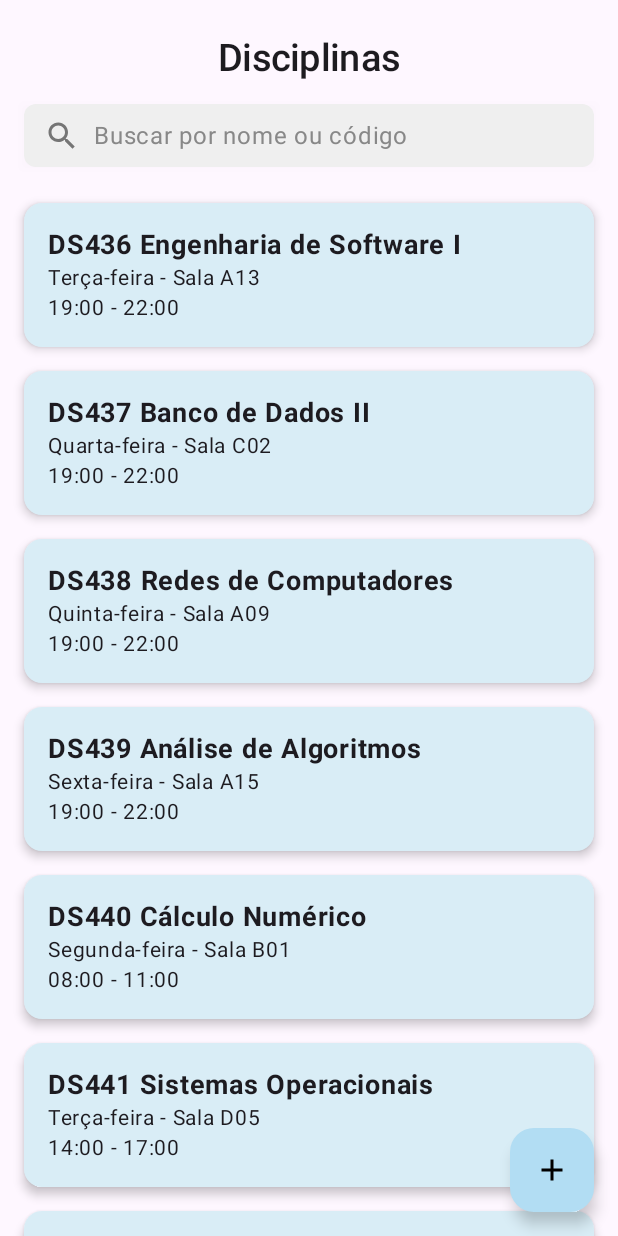
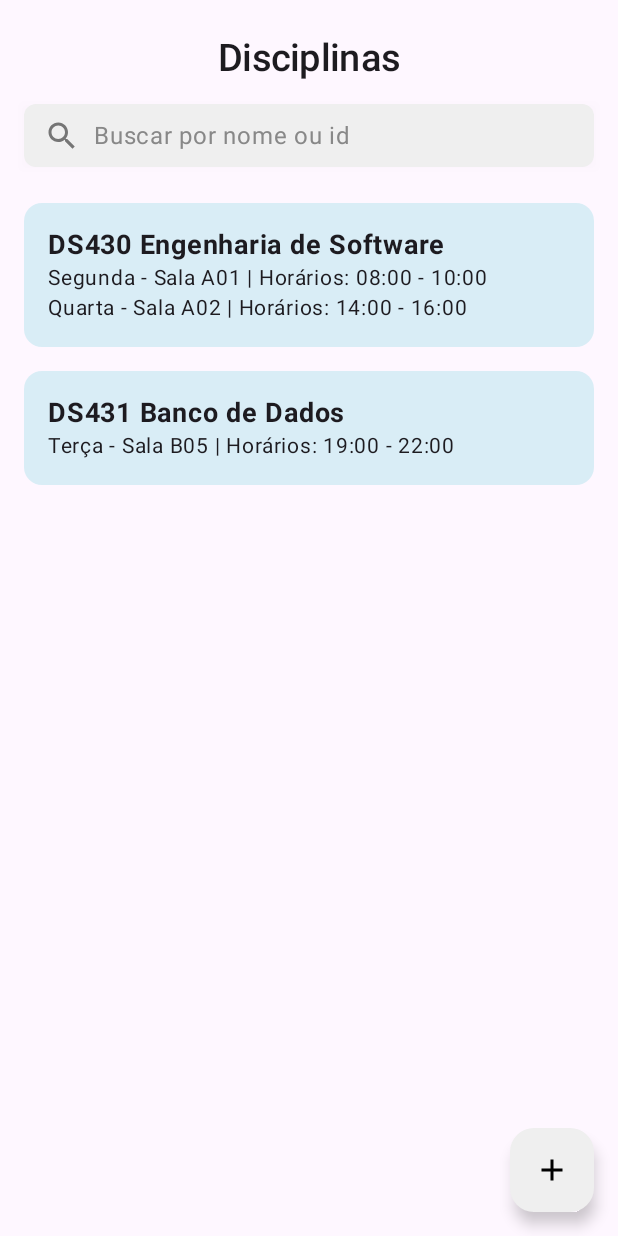
Before and after one commit to vanessabughay/UniHub, an Android app built with Jetpack Compose: the @Preview function ListarDisciplinasScreenPreview, on a phone screen of 412 x 824 dp. Run offline under Robolectric (Android 15) with nearby library versions, the phone set to English and light mode, and no system bars.

Commit message:
listar disciplina screen e viewmodel integrados com o repository

```diff
--- a/UniHub/app/src/main/java/com/example/unihub/ui/ListarDisciplinas/ListarDisciplinasScreen.kt
+++ b/UniHub/app/src/main/java/com/example/unihub/ui/ListarDisciplinas/ListarDisciplinasScreen.kt
@@ -1,79 +1,60 @@
 package com.example.unihub.ui.ListarDisciplinas
 
+import android.os.Build
 import android.widget.Toast
+import androidx.annotation.RequiresExtension
 import androidx.compose.foundation.ExperimentalFoundationApi
-import androidx.compose.foundation.background
 import androidx.compose.foundation.combinedClickable
 import androidx.compose.foundation.layout.*
 import androidx.compose.foundation.lazy.LazyColumn
 import androidx.compose.foundation.lazy.items
-import androidx.compose.foundation.shape.RoundedCornerShape
 import androidx.compose.foundation.text.BasicTextField
 import androidx.compose.material.icons.Icons
 import androidx.compose.material.icons.filled.Add
-import androidx.compose.material.icons.filled.Search
 import androidx.compose.material.icons.filled.Share
 import androidx.compose.material3.*
 import androidx.compose.runtime.*
 import androidx.compose.ui.Alignment
 import androidx.compose.ui.Modifier
-import androidx.compose.ui.draw.shadow
 import androidx.compose.ui.graphics.Color
 import androidx.compose.ui.platform.LocalContext
 import androidx.compose.ui.text.font.FontWeight
 import androidx.compose.ui.tooling.preview.Preview
 import androidx.compose.ui.unit.dp
 import androidx.compose.ui.unit.sp
+import androidx.lifecycle.viewmodel.compose.viewModel // Importando ViewModel
 import com.example.unihub.components.CabecalhoPrincipal
 import com.example.unihub.components.SearchBox
-// O import de 'Disciplina' não é mais usado aqui, mas foi mantido como pediu.
-// A classe 'DisciplinaResumo' foi adicionada abaixo para garantir que o código funcione.
-import com.example.unihub.data.model.Disciplina
-
-data class DisciplinaResumo(
-    val id: String,
-    val nome: String,
-    val dia: String,
-    val sala: String,
-    val horario: String
-)
+import com.example.unihub.data.model.HorarioAula // Importando HorarioAula
+import com.example.unihub.data.repository.DisciplinaRepository // Para o Preview
+import com.example.unihub.data.repository.DisciplinaResumo // Importando o DisciplinaResumo do repositório
 
 // Cores definidas
 val CardBackgroundColor = Color(0xFFD9EDF6)
 val CardBackgroundColorSelected = Color(0xFFB2DDF3)
 
-
+@RequiresExtension(extension = Build.VERSION_CODES.S, version = 7)
 @Composable
 fun ListarDisciplinasScreen(
+    viewModel: ListarDisciplinasViewModel = viewModel(),
     onAddDisciplina: () -> Unit,
     onDisciplinaDoubleClick: (disciplinaId: String) -> Unit
 ) {
     val context = LocalContext.current
-
-    // Lista de disciplinas exemplo
-    val todasDisciplinas = remember {
-        listOf(
-            DisciplinaResumo("DS436", "Engenharia de Software I", "Terça-feira", "A13", "19:00 - 22:00"),
-            DisciplinaResumo("DS437", "Banco de Dados II", "Quarta-feira", "C02", "19:00 - 22:00"),
-            DisciplinaResumo("DS438", "Redes de Computadores", "Quinta-feira", "A09", "19:00 - 22:00"),
-            DisciplinaResumo("DS439", "Análise de Algoritmos", "Sexta-feira", "A15", "19:00 - 22:00"),
-            DisciplinaResumo("DS440", "Cálculo Numérico", "Segunda-feira", "B01", "08:00 - 11:00"),
-            DisciplinaResumo("DS441", "Sistemas Operacionais", "Terça-feira", "D05", "14:00 - 17:00"),
-            DisciplinaResumo("DS442", "Compiladores", "Quarta-feira", "A03", "10:00 - 13:00"),
-            DisciplinaResumo("DS443", "Segurança da Informação", "Quinta-feira", "C10", "19:00 - 22:00"),
-            DisciplinaResumo("DS444", "Inteligência Artificial", "Sexta-feira", "B07", "08:00 - 11:00"),
-            DisciplinaResumo("DS445", "Projeto de Software", "Segunda-feira", "E02", "19:00 - 22:00")
-        )
-    }
+    val disciplinasState by viewModel.disciplinas.collectAsState()
+    val errorMessage by viewModel.errorMessage.collectAsState()
 
     var searchQuery by remember { mutableStateOf("") }
     var idDisciplinaSelecionada by remember { mutableStateOf<String?>(null) }
 
-    // filtro busca
+    errorMessage?.let { message ->
+        Toast.makeText(context, message, Toast.LENGTH_LONG).show()
+    }
+
     val disciplinasFiltradas = if (searchQuery.isBlank()) {
-        todasDisciplinas
+        disciplinasState
     } else {
-        todasDisciplinas.filter {
+        disciplinasState.filter {
             it.nome.contains(searchQuery, ignoreCase = true) ||
                     it.id.contains(searchQuery, ignoreCase = true)
         }
@@ -83,7 +64,7 @@ fun ListarDisciplinasScreen(
         floatingActionButton = {
             FloatingActionButton(
                 onClick = onAddDisciplina,
-                containerColor = CardBackgroundColorSelected,
+                containerColor = Color(0xFFEFEFEF),
                 contentColor = Color.Black
             ) {
                 Icon(Icons.Default.Add, contentDescription = "Adicionar Disciplina")
@@ -115,7 +96,7 @@ fun ListarDisciplinasScreen(
                             singleLine = true,
                         )
                         if (searchQuery.isEmpty()) {
-                            Text(text = "Buscar por nome ou código", color = Color.Gray)
+                            Text(text = "Buscar por nome ou id", color = Color.Gray)
                         }
                     }
                 }
@@ -144,15 +125,14 @@ fun ListarDisciplinasScreen(
     }
 }
 
-
 @OptIn(ExperimentalFoundationApi::class)
 @Composable
 fun DisciplinaItem(
-    disciplina: DisciplinaResumo,
+    disciplina: DisciplinaResumoUi, // Usa o modelo de UI do ViewModel
     isSelected: Boolean,
     onSingleClick: () -> Unit,
     onDoubleClick: () -> Unit,
-    onShareClicked: (DisciplinaResumo) -> Unit
+    onShareClicked: (DisciplinaResumoUi) -> Unit
 ) {
     Card(
         modifier = Modifier
@@ -162,7 +142,7 @@ fun DisciplinaItem(
                 onClick = { onSingleClick() },
                 onDoubleClick = { onDoubleClick() }
             ),
-        elevation = CardDefaults.cardElevation(defaultElevation = 4.dp),
+        elevation = CardDefaults.cardElevation(defaultElevation = 0.dp),
         colors = CardDefaults.cardColors(
             containerColor = if (isSelected) CardBackgroundColorSelected else CardBackgroundColor
         )
@@ -175,20 +155,30 @@ fun DisciplinaItem(
         ) {
             Column(modifier = Modifier.weight(1f)) {
                 Text(
-                    // CORREÇÃO: Usando 'disciplina.id'
                     text = "${disciplina.id} ${disciplina.nome}",
                     fontSize = 18.sp,
                     fontWeight = FontWeight.Bold
                 )
-                Text(
-                    text = "${disciplina.dia} - Sala ${disciplina.sala}\n${disciplina.horario}",
-                    fontSize = 14.sp,
-                    lineHeight = 20.sp
-                )
+                if (disciplina.horariosAulas.isNotEmpty()) {
+                    disciplina.horariosAulas.forEach { horario ->
+                        Text(
+                            text = "${horario.diaDaSemana} - Sala ${horario.sala} | Horários: ${horario.horarioInicio} - ${horario.horarioFim}",
+                            fontSize = 14.sp,
+                            lineHeight = 20.sp
+                        )
+                    }
+                } else {
+                    Text(
+                        text = "Sem horários definidos",
+                        fontSize = 14.sp,
+                        lineHeight = 20.sp,
+                        color = Color.Gray
+                    )
+                }
             }
 
             if (isSelected) {
-                Spacer(modifier = Modifier.width(8.dp))
+                Spacer(modifier = Modifier.size(8.dp)) // Ajustado para size
                 IconButton(onClick = { onShareClicked(disciplina) }) {
                     Icon(
                         imageVector = Icons.Default.Share,
@@ -201,12 +191,47 @@ fun DisciplinaItem(
     }
 }
 
-
+@RequiresExtension(extension = Build.VERSION_CODES.S, version = 7)
 @Preview(showBackground = true)
 @Composable
 fun ListarDisciplinasScreenPreview() {
     MaterialTheme {
+        // Mock do backend para o Preview
+        val mockBackend = object : com.example.unihub.data.repository._disciplinabackend {
+            override suspend fun getDisciplinasResumoApi(): List<DisciplinaResumo> {
+                return listOf(
+                    DisciplinaResumo(
+                        id = "DS430",
+                        nome = "Engenharia de Software",
+                        aulas = listOf(
+                            HorarioAula(diaDaSemana = "Segunda", sala = "A01", horarioInicio = "08:00", horarioFim = "10:00"),
+                            HorarioAula(diaDaSemana = "Quarta", sala = "A02", horarioInicio = "14:00", horarioFim = "16:00")
+                        )
+                    ),
+                    DisciplinaResumo(
+                        id = "DS431",
+                        nome = "Banco de Dados",
+                        aulas = listOf(
+                            HorarioAula(diaDaSemana = "Terça", sala = "B05", horarioInicio = "19:00", horarioFim = "22:00")
+                        )
+                    )
+                )
+            }
+            // Outros métodos do backend mockados, conforme o mínimo necessário para o preview
+            override suspend fun getDisciplinaByIdApi(id: String): com.example.unihub.data.model.Disciplina? = null
+            override suspend fun addDisciplinaApi(disciplina: com.example.unihub.data.model.Disciplina) {}
+            override suspend fun updateDisciplinaApi(disciplina: com.example.unihub.data.model.Disciplina): Boolean = true
+            override suspend fun deleteDisciplinaApi(id: String): Boolean = true
+        }
+
+        // Instância mock do repositório
+        val mockRepository = DisciplinaRepository(mockBackend)
+
+        // Instância do ViewModel com o repositório mock
+        val mockViewModel = ListarDisciplinasViewModel(mockRepository)
+
         ListarDisciplinasScreen(
+            viewModel = mockViewModel,
             onAddDisciplina = {},
             onDisciplinaDoubleClick = {}
         )
--- a/UniHub/app/src/main/java/com/example/unihub/ui/ListarDisciplinas/ListarDisciplinasViewModel.kt
+++ b/UniHub/app/src/main/java/com/example/unihub/ui/ListarDisciplinas/ListarDisciplinasViewModel.kt
@@ -1,3 +1,56 @@
 package com.example.unihub.ui.ListarDisciplinas
 
-/* aqui será implementada a logica em conjunto com o banco on save, on delete, on update e on read*/
+import android.os.Build
+import androidx.annotation.RequiresExtension
+import androidx.lifecycle.ViewModel
+import androidx.lifecycle.viewModelScope
+import com.example.unihub.data.repository.DisciplinaRepository
+import com.example.unihub.data.model.HorarioAula
+import kotlinx.coroutines.flow.MutableStateFlow
+import kotlinx.coroutines.flow.StateFlow
+import kotlinx.coroutines.flow.asStateFlow
+import kotlinx.coroutines.flow.catch
+import kotlinx.coroutines.launch
+
+data class DisciplinaResumoUi(
+    val id: String,
+    val nome: String,
+    val horariosAulas: List<HorarioAula>
+)
+
+@RequiresExtension(extension = Build.VERSION_CODES.S, version = 7)
+class ListarDisciplinasViewModel(
+    private val repository: DisciplinaRepository
+) : ViewModel() {
+
+    private val _disciplinas = MutableStateFlow<List<DisciplinaResumoUi>>(emptyList())
+    val disciplinas: StateFlow<List<DisciplinaResumoUi>> = _disciplinas.asStateFlow()
+
+    private val _errorMessage = MutableStateFlow<String?>(null)
+    val errorMessage: StateFlow<String?> = _errorMessage.asStateFlow()
+
+    init {
+        loadDisciplinas()
+    }
+
+    @RequiresExtension(extension = Build.VERSION_CODES.S, version = 7)
+    fun loadDisciplinas() {
+        viewModelScope.launch {
+            repository.getDisciplinasResumo()
+                .catch { e ->
+                    _errorMessage.value = "Erro ao carregar disciplinas: ${e.message}"
+                }
+                .collect { disciplinasRaw ->
+                    val uiDisciplinas = disciplinasRaw.map { disciplina ->
+                        DisciplinaResumoUi(
+                            id = disciplina.id,
+                            nome = disciplina.nome,
+                            horariosAulas = disciplina.aulas
+                        )
+                    }
+                    _disciplinas.value = uiDisciplinas
+                    _errorMessage.value = null
+                }
+        }
+    }
+}
```
